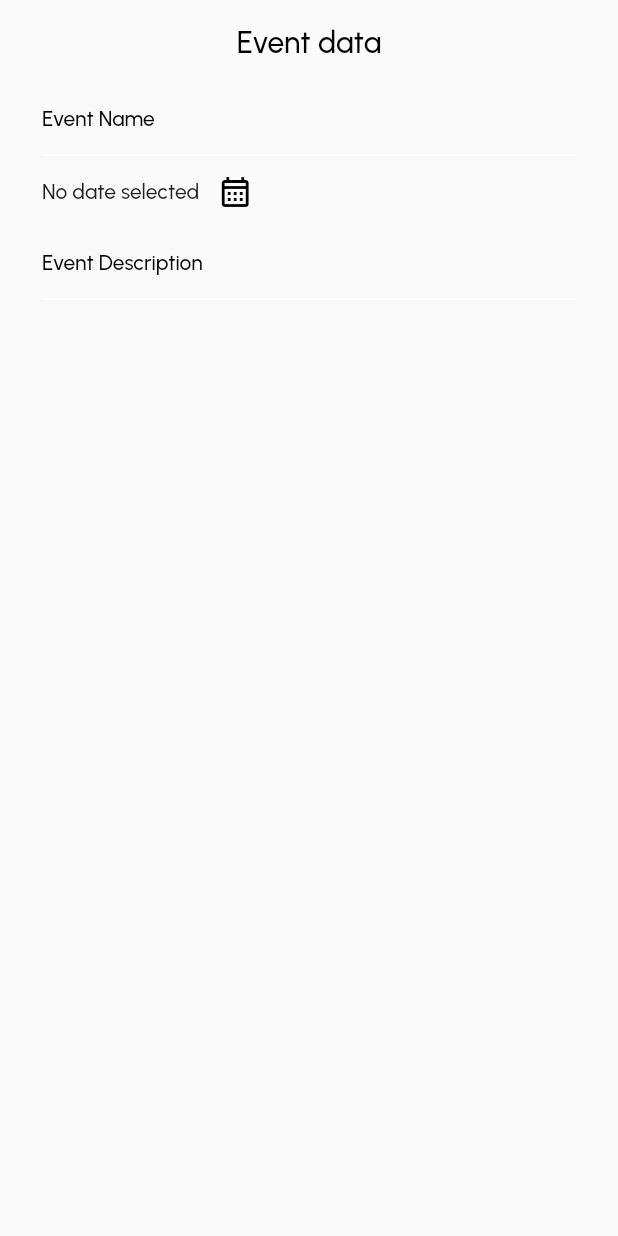
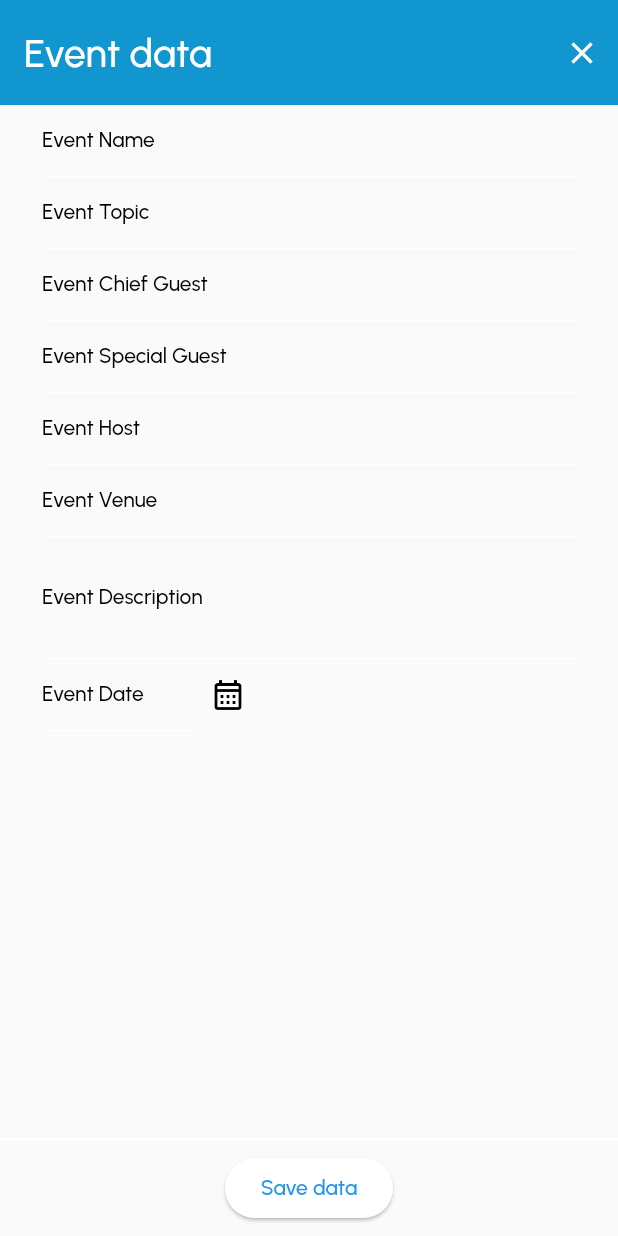
Before and after one commit to saadbhaldar1212/Project-Guestify, a Flutter app: the EventInfo screen opened directly, on a phone screen of 412 x 824 dp. Run offline on Flutter 3.47's test engine with Material 2 defaults, Android fonts, the phone set to English and light mode, and no system bars; our stand-ins replace firebase_auth, firebase_core, fluttertoast; accounts and stored records are empty; project files that could hold a hidden picture were left out.

Commit message:
eventFormField Design ready

```diff
--- a/lib/main.dart
+++ b/lib/main.dart
@@ -40,8 +40,11 @@ class MyApp extends StatelessWidget {
         theme: ThemeData(
           fontFamily: 'Urbanist',
           primaryColor: const Color.fromRGBO(19, 159, 219, 10),
-        ).copyWith(dividerColor: Colors.transparent, useMaterial3: true),
-        home: EventInfo());
+        ).copyWith(
+          dividerColor: Colors.transparent,
+          useMaterial3: true,
+        ),
+        home: Home());
   }
 }
 
--- a/lib/pages/eventInfo.dart
+++ b/lib/pages/eventInfo.dart
@@ -1,4 +1,5 @@
 import 'package:flutter/material.dart';
+import 'package:guestify/pages/home.dart';
 
 class EventInfo extends StatefulWidget {
   const EventInfo({super.key});
@@ -12,56 +13,35 @@ class _EventInfoState extends State<EventInfo> {
 
   final eventNameController = TextEditingController();
   final eventDescriptionController = TextEditingController();
+  final eventChiefGuestController = TextEditingController();
+  final eventSpecialGuestController = TextEditingController();
+  final eventHostController = TextEditingController();
+  final eventVenueController = TextEditingController();
+  final eventTopicController = TextEditingController();
 
-  final eventName = TextFormField(
-    // controller: eventNameController,
-    cursorHeight: 20,
-    textInputAction: TextInputAction.next,
-    keyboardType: TextInputType.text,
-    autofocus: false,
-    decoration: const InputDecoration(
-      labelText: 'Event Name',
-    ),
-    validator: (value) {
-      if (value!.isEmpty) {
-        return 'Enter email';
-      }
-      return null;
-    },
-  );
-
-  final eventDescription = TextFormField(
-    // controller: eventDescriptionController,
-    cursorHeight: 20,
-    textInputAction: TextInputAction.next,
-    keyboardType: TextInputType.multiline,
-    autofocus: false,
-    decoration: const InputDecoration(
-      labelText: 'Event Description',
-    ),
-    validator: (value) {
-      if (value!.isEmpty) {
-        return 'Enter email';
-      }
-      return null;
-    },
-  );
-
-  final _date = TextEditingController();
+  var textInput = const Text('No date Selected');
 
   @override
   Widget build(BuildContext context) {
     return Scaffold(
       appBar: AppBar(
-        centerTitle: true,
         automaticallyImplyLeading: false,
-        backgroundColor: Colors.white12,
-        foregroundColor: Colors.black,
+        toolbarHeight: 70,
+        backgroundColor: const Color.fromARGB(255, 17, 150, 207),
+        foregroundColor: Colors.white,
+        actions: [
+          IconButton(
+            onPressed: (() {
+              Navigator.pop(context);
+            }),
+            icon: const Icon(Icons.close),
+          ),
+        ],
         elevation: 0,
         title: const Text(
           'Event data',
           style: TextStyle(
-            fontSize: 20,
+            fontSize: 26,
             fontWeight: FontWeight.w600,
           ),
         ),
@@ -74,10 +54,141 @@ class _EventInfoState extends State<EventInfo> {
               Padding(
                 padding: const EdgeInsets.only(left: 28.0, right: 28.0),
                 child: Column(children: [
-                  eventName,
+                  TextFormField(
+                    controller: eventNameController,
+                    cursorHeight: 20,
+                    textInputAction: TextInputAction.next,
+                    keyboardType: TextInputType.text,
+                    autofocus: false,
+                    decoration: const InputDecoration(
+                      labelText: 'Event Name',
+                    ),
+                    validator: (value) {
+                      if (value!.isEmpty) {
+                        return 'Enter Name';
+                      }
+                      return null;
+                    },
+                  ),
+                  TextFormField(
+                    controller: eventTopicController,
+                    cursorHeight: 20,
+                    textInputAction: TextInputAction.next,
+                    keyboardType: TextInputType.multiline,
+                    autofocus: false,
+                    decoration: const InputDecoration(
+                      labelText: 'Event Topic',
+                    ),
+                    validator: (value) {
+                      if (value!.isEmpty) {
+                        return 'Enter Event Topic';
+                      }
+                      return null;
+                    },
+                  ),
+                  TextFormField(
+                    controller: eventChiefGuestController,
+                    cursorHeight: 20,
+                    textInputAction: TextInputAction.next,
+                    keyboardType: TextInputType.multiline,
+                    autofocus: false,
+                    decoration: const InputDecoration(
+                      labelText: 'Event Chief Guest',
+                    ),
+                    // validator: (value) {
+                    //   if (value!.isEmpty) {
+                    //     return 'Enter email';
+                    //   }
+                    //   return null;
+                    // },
+                  ),
+                  TextFormField(
+                    controller: eventSpecialGuestController,
+                    cursorHeight: 20,
+                    textInputAction: TextInputAction.next,
+                    keyboardType: TextInputType.multiline,
+                    autofocus: false,
+                    decoration: const InputDecoration(
+                      labelText: 'Event Special Guest',
+                    ),
+                    // validator: (value) {
+                    //   if (value!.isEmpty) {
+                    //     return 'Enter email';
+                    //   }
+                    //   return null;
+                    // },
+                  ),
+                  TextFormField(
+                    controller: eventHostController,
+                    cursorHeight: 20,
+                    textInputAction: TextInputAction.next,
+                    keyboardType: TextInputType.multiline,
+                    autofocus: false,
+                    decoration: const InputDecoration(
+                      labelText: 'Event Host',
+                    ),
+                    validator: (value) {
+                      if (value!.isEmpty) {
+                        return 'Enter Host name';
+                      }
+                      return null;
+                    },
+                  ),
+                  TextFormField(
+                    controller: eventVenueController,
+                    cursorHeight: 20,
+                    textInputAction: TextInputAction.next,
+                    keyboardType: TextInputType.multiline,
+                    autofocus: false,
+                    decoration: const InputDecoration(
+                      labelText: 'Event Venue',
+                    ),
+                    validator: (value) {
+                      if (value!.isEmpty) {
+                        return 'Enter Venue';
+                      }
+                      return null;
+                    },
+                  ),
+                  TextFormField(
+                    controller: eventDescriptionController,
+                    cursorHeight: 20,
+                    textInputAction: TextInputAction.newline,
+                    keyboardType: TextInputType.multiline,
+                    minLines: 3,
+                    maxLines: 5,
+                    autofocus: false,
+                    decoration: const InputDecoration(
+                      labelText: 'Event Description',
+                    ),
+                    // validator: (value) {
+                    //   if (value!.isEmpty) {
+                    //     return 'Enter email';
+                    //   }
+                    //   return null;
+                    // },
+                  ),
                   Row(
                     children: [
-                      Text('No date selected'),
+                      TextFormField(
+                        controller: eventDescriptionController,
+                        cursorHeight: 20,
+                        textInputAction: TextInputAction.done,
+                        keyboardType: TextInputType.datetime,
+                        autofocus: false,
+                        decoration: const InputDecoration(
+                          labelText: 'Event Date',
+                          constraints: BoxConstraints(
+                            maxWidth: 100,
+                          ),
+                        ),
+                        validator: (value) {
+                          if (value!.isEmpty) {
+                            return 'Enter Date';
+                          }
+                          return null;
+                        },
+                      ),
                       IconButton(
                         onPressed: (() async {
                           DateTime? datePicked = await showDatePicker(
@@ -88,8 +199,7 @@ class _EventInfoState extends State<EventInfo> {
 
                           if (datePicked != null) {
                             setState(() {
-                              _date.text =
-                                  'Date selected is:- ${datePicked.day}/${datePicked.month}/${datePicked.year}';
+                              //display date into the textFormField using IconButton.calendar
                             });
                           }
                         }),
@@ -97,13 +207,25 @@ class _EventInfoState extends State<EventInfo> {
                       ),
                     ],
                   ),
-                  eventDescription,
                 ]),
               ),
             ],
           ),
         ),
       ),
+      persistentFooterButtons: [
+        ElevatedButton(
+          //color which matches theme
+          onPressed: (() {
+            if (_eventFormField.currentState!.validate()) {
+              //add data to db
+              Navigator.pop(context);
+            }
+          }),
+          child: const Text('Save data'),
+        ),
+      ],
+      persistentFooterAlignment: AlignmentDirectional.center,
     );
   }
 }
--- a/lib/pages/home.dart
+++ b/lib/pages/home.dart
@@ -11,8 +11,6 @@ class Home extends StatefulWidget {
 }
 
 class _HomeState extends State<Home> {
-  //TODO: Remove back button from appBar
-
   @override
   Widget build(BuildContext context) {
     return Scaffold(
@@ -100,6 +98,8 @@ class _HomeState extends State<Home> {
         backgroundColor: const Color.fromARGB(255, 17, 150, 207),
         onPressed: (() {
           showModalBottomSheet(
+            isDismissible: false,
+            enableDrag: false,
             context: context,
             builder: (context) => EventInfo(),
           );
```
